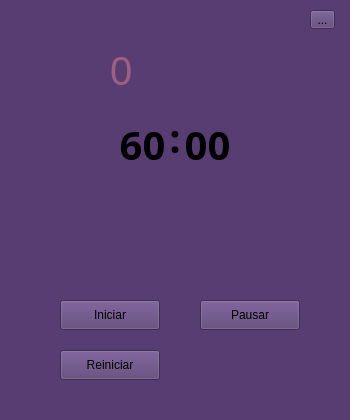
The window that views/mainWindow.ui (Kender-Mendoza/pomodoro-time) describes before a commit, drawn with Qt 5.
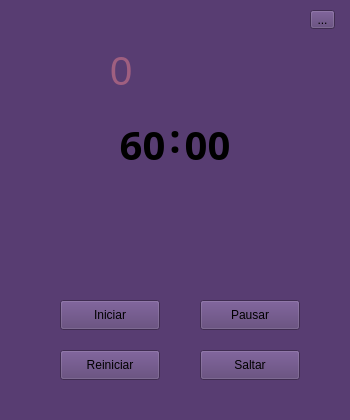
The same window after the commit.

Commit message:
Feature skip
I added feature skip and I changed the events functions name

What changed in the file:
```diff
--- a/views/mainWindow.ui
+++ b/views/mainWindow.ui
@@ -178,6 +178,19 @@
      <string>Reiniciar</string>
     </property>
    </widget>
+   <widget class="QPushButton" name="skip">
+    <property name="geometry">
+     <rect>
+      <x>200</x>
+      <y>350</y>
+      <width>100</width>
+      <height>30</height>
+     </rect>
+    </property>
+    <property name="text">
+     <string>Saltar</string>
+    </property>
+   </widget>
   </widget>
   <widget class="QStatusBar" name="statusbar"/>
  </widget>
```
The commit also changes 1 other file.
